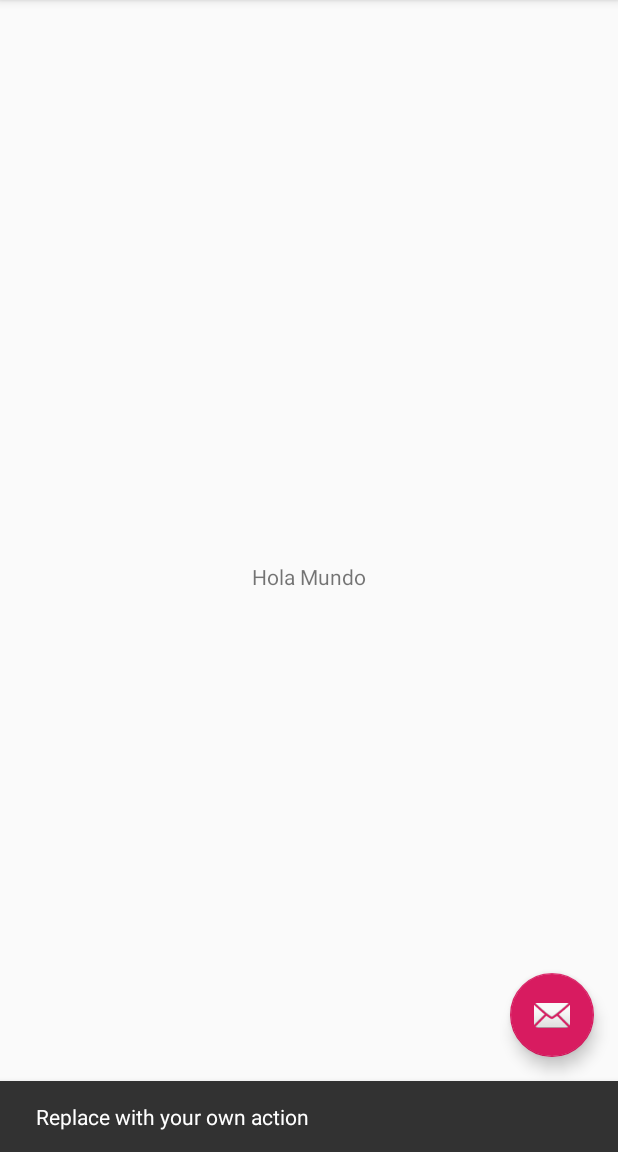
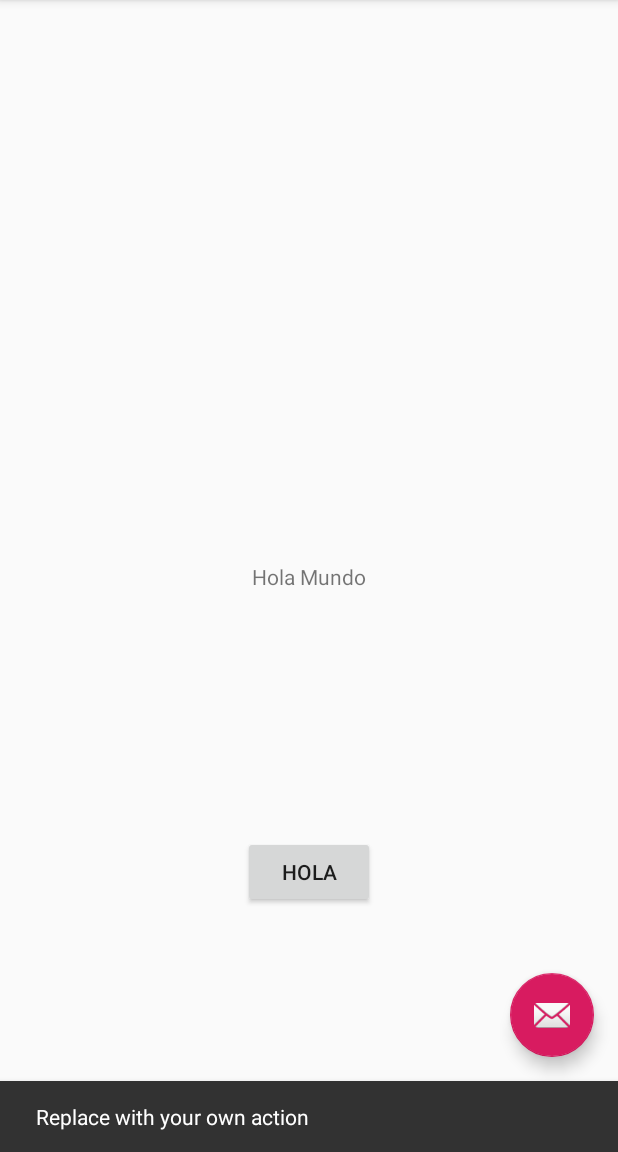
Before and after one commit to Nanosegundos/TareaVersionesRCC, an Android app: the screen it shows after launch (MainActivity), after a tap on an icon or button, on a phone screen of 412 x 824 dp, the part 84-1236 px from its top. Run offline under Robolectric (Android 15) with nearby library versions, the phone set to English and light mode, and no system bars.

Commit message:
Añado boton Hola

```diff
--- a/app/src/main/res/layout/content_main.xml
+++ b/app/src/main/res/layout/content_main.xml
@@ -9,6 +9,7 @@
     tools:showIn="@layout/activity_main">
 
     <TextView
+        android:id="@+id/textView"
         android:layout_width="wrap_content"
         android:layout_height="wrap_content"
         android:text="Hola Mundo"
@@ -17,4 +18,20 @@
         app:layout_constraintRight_toRightOf="parent"
         app:layout_constraintTop_toTopOf="parent" />
 
+    <Button
+        android:id="@+id/button"
+        android:layout_width="wrap_content"
+        android:layout_height="wrap_content"
+        android:layout_marginStart="8dp"
+        android:layout_marginLeft="8dp"
+        android:layout_marginTop="8dp"
+        android:layout_marginEnd="8dp"
+        android:layout_marginRight="8dp"
+        android:layout_marginBottom="8dp"
+        android:text="HOLA"
+        app:layout_constraintBottom_toBottomOf="parent"
+        app:layout_constraintEnd_toEndOf="parent"
+        app:layout_constraintStart_toStartOf="parent"
+        app:layout_constraintTop_toBottomOf="@+id/textView" />
+
 </android.support.constraint.ConstraintLayout>
```
